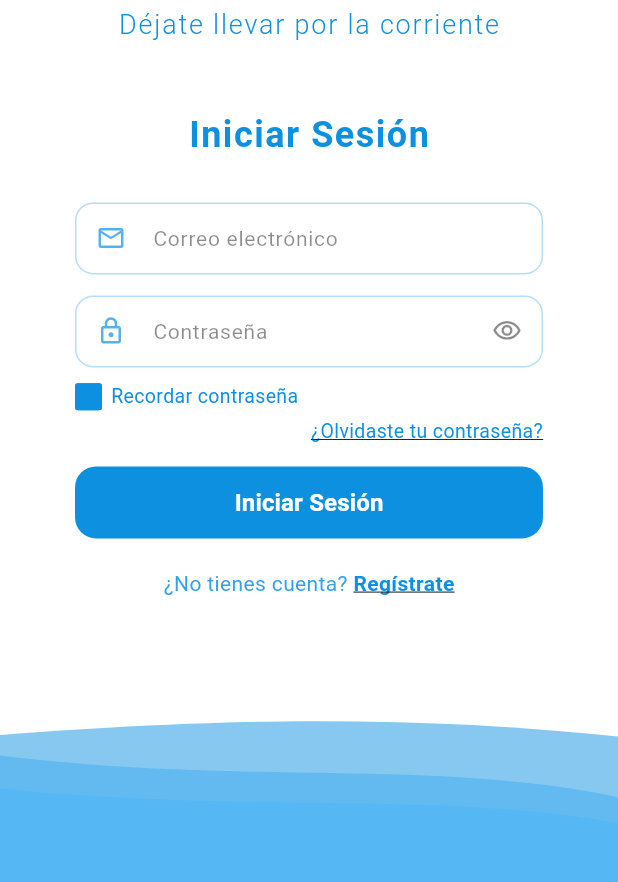
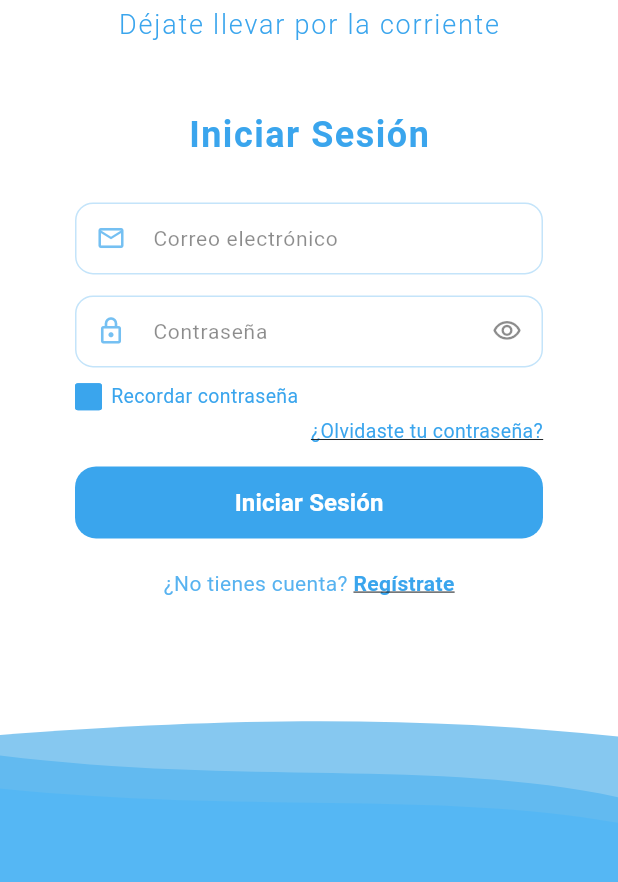
Before and after one commit to julio951010/flumi_app, a Flutter app: the screen it shows after launch, after a tap on "Saltar", on a phone screen of 412 x 824 dp, the part 294-1176 px from its top. Run offline on Flutter 3.47's test engine with Material 3 defaults, Android fonts, the phone set to English and light mode, and no system bars; our stand-ins replace connectivity_plus, curved_navigation_bar, drift, shared_preferences, sqlite3_flutter_libs, supabase_flutter; accounts and stored records are empty; generated files the repository leaves out were written again.

Commit message:
cambia color primario a 0xFF3AA5ED

```diff
--- a/lib/core/estilos/tema.dart
+++ b/lib/core/estilos/tema.dart
@@ -1,7 +1,7 @@
 import 'package:flutter/material.dart';
 
 class FlumiTema {
-  static const Color colorPrimario = Color(0xFF0E90E1);
+  static const Color colorPrimario = Color(0xFF3AA5ED);
   static const Color colorFondo = Color(0xFFF5F7FA);
 
   static ThemeData tema = ThemeData(
```
